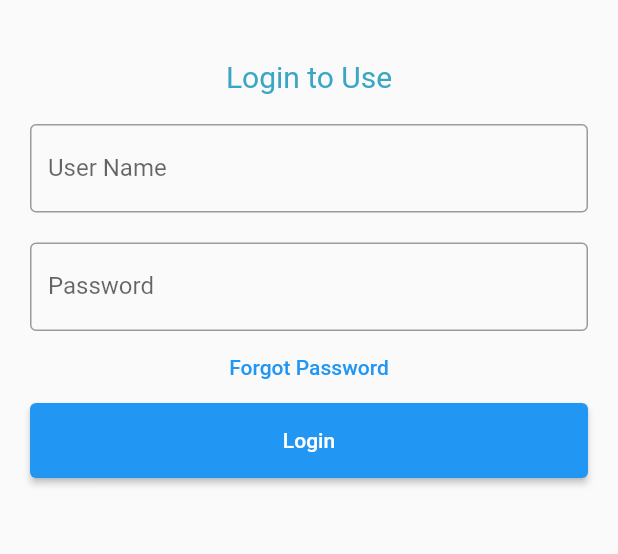
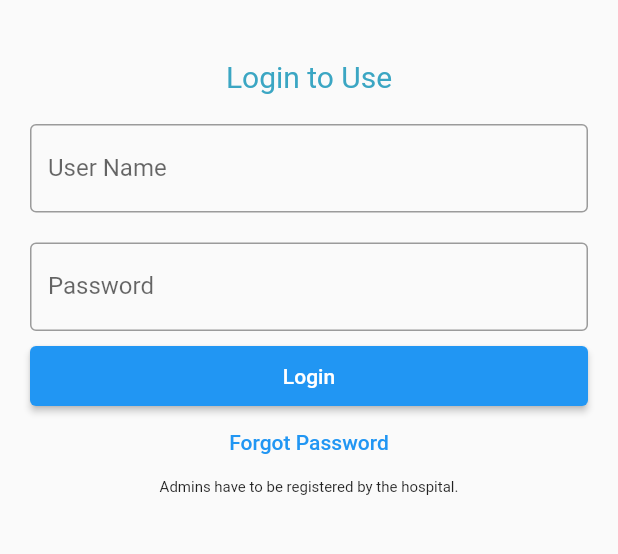
Before and after one commit to GowthamS2021/Dhanavantri, a Flutter app: the screen it shows after launch, after a tap on "Login as Admin", on a phone screen of 412 x 824 dp, the part 113-667 px from its top. Run offline on Flutter 3.47's test engine with Material 2 defaults, Android fonts, the phone set to English and light mode, and no system bars.

Commit message:
Update files

```diff
--- a/lib/login/admin_login.dart
+++ b/lib/login/admin_login.dart
@@ -9,10 +9,22 @@ class adminLoginpage extends StatelessWidget {
   Widget build(BuildContext context) {
     return MaterialApp(
       title: _title,
-      home: Scaffold(
-        //appBar: AppBar(title: const Text(_title)),
-        body: const MyStatefulWidget(),
-      ),
+      home: AdminPage(),
+    );
+  }
+}
+
+class AdminPage extends StatefulWidget {
+  @override
+  _AdminPageState createState() => _AdminPageState();
+}
+
+class _AdminPageState extends State<AdminPage> {
+  static const String _title = 'Dhanvantri';
+
+  Widget build(BuildContext context) {
+    return const Scaffold(
+      body: MyStatefulWidget(),
     );
   }
 }
@@ -75,6 +87,15 @@ class _MyStatefulWidgetState extends State<MyStatefulWidget> {
                 ),
               ),
             ),
+            Container(
+                height: 50,
+                padding: const EdgeInsets.fromLTRB(10, 10, 10, 0),
+                child: ElevatedButton(
+                  child: const Text('Login'),
+                  onPressed: () {
+                    // check login page
+                  },
+                )),
             TextButton(
               onPressed: () {
                 //forgot password screen
@@ -84,13 +105,12 @@ class _MyStatefulWidgetState extends State<MyStatefulWidget> {
               ),
             ),
             Container(
-                height: 50,
                 padding: const EdgeInsets.fromLTRB(10, 0, 10, 0),
-                child: ElevatedButton(
-                  child: const Text('Login'),
-                  onPressed: () {
-                    // check login page
-                  },
+                child: const Center(
+                  child: Text('Admins have to be registered by the hospital.',
+                      style: TextStyle(
+                        fontSize: 10,
+                      )),
                 )),
           ],
         ));
--- a/lib/main.dart
+++ b/lib/main.dart
@@ -1,6 +1,7 @@
 import 'package:flutter/material.dart';
 import 'login/client_login.dart';
 import 'login/admin_login.dart';
+import 'login/emergency.dart';
 
 void main() => runApp(const App());
 
@@ -64,7 +65,11 @@ class _MyStatefulWidgetState extends State<MyStatefulWidget> {
               child: ElevatedButton(
                 child: const Text('Login as Admin'),
                 onPressed: () {
-                  runApp(adminLoginpage());
+                  Navigator.push(
+                      context,
+                      MaterialPageRoute(
+                        builder: (context) => adminLoginpage(),
+                      ));
                 },
                 style: ButtonStyle(
                   backgroundColor: MaterialStateProperty.all<Color>(
@@ -85,7 +90,12 @@ class _MyStatefulWidgetState extends State<MyStatefulWidget> {
                 child: const Text('Login as User'),
                 onPressed: () {
                   // user login
-                  runApp(Loginpage());
+                  Navigator.push(
+                      context,
+                      MaterialPageRoute(
+                        builder: (context) => Loginpage(),
+                      ));
+                  // Loginpage();
                 },
                 style: ButtonStyle(
                   backgroundColor: MaterialStateProperty.all<Color>(
@@ -106,6 +116,11 @@ class _MyStatefulWidgetState extends State<MyStatefulWidget> {
                 child: const Text('Emergency'),
                 onPressed: () {
                   // emergency page
+                  Navigator.push(
+                      context,
+                      MaterialPageRoute(
+                        builder: (context) => Emergency(),
+                      ));
                 },
                 style: ButtonStyle(
                   backgroundColor: MaterialStateProperty.all<Color>(
```
Also changed, not shown: lib/login/client_login.dart (+3 -24 lines), lib/login/emergency.dart (+93 -0 lines).
